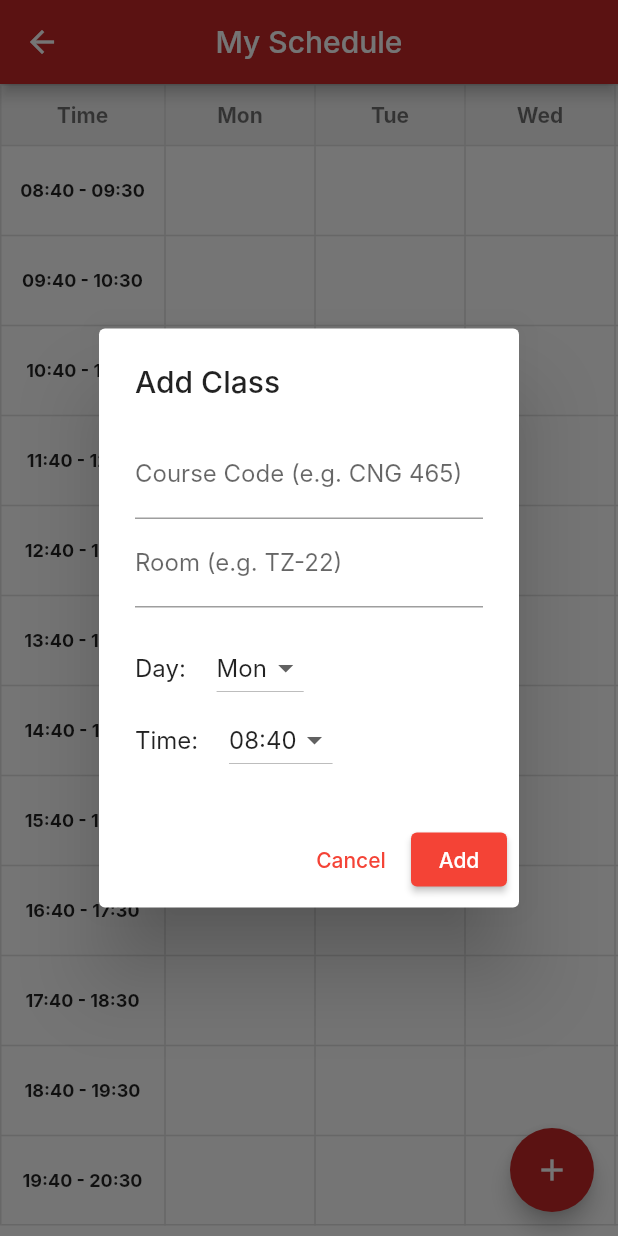
After one commit to arishaahmad/study-mate-application, a Flutter app: the ScheduleScreen screen opened directly, after a tap on the "add" icon, on a phone screen of 412 x 824 dp. The commit adds this screen. Run offline on Flutter 3.47's test engine with Material 3 defaults, Android fonts, the phone set to English and light mode, and no system bars; our stand-ins replace supabase_flutter; accounts and stored records are empty; Roboto replaces fonts that are missing (Inter).

Commit message:
Added ClassTimetable

```diff
--- a/lib/screens/dashboard_screen.dart
+++ b/lib/screens/dashboard_screen.dart
@@ -2,7 +2,8 @@ import 'package:flutter/material.dart';
 import 'package:supabase_flutter/supabase_flutter.dart';
 import 'package:studymate/screens/signup_screen.dart';
 import 'package:studymate/screens/pomodoro_timer_screen.dart';
-import 'package:studymate/screens/todo_list_screen.dart'; // NEW: Import the ToDo List Screen
+import 'package:studymate/screens/todo_list_screen.dart';
+import 'package:studymate/screens/schedule_screen.dart'; // --- RE-ADDED IMPORT ---
 
 // Get the Supabase client instance (initialized in main.dart)
 final supabase = Supabase.instance.client;
@@ -111,7 +112,7 @@ class DashboardScreen extends StatelessWidget {
               shrinkWrap: true,
               physics: const NeverScrollableScrollPhysics(), // Important for SingleChildScrollView
               children: [
-                // Pomodoro Timer Card
+                // 1. Pomodoro Timer Card
                 _buildFeatureCard(
                   context,
                   title: 'Pomodoro Timer',
@@ -124,12 +125,25 @@ class DashboardScreen extends StatelessWidget {
                   },
                 ),
 
-                // UPDATED: To-Do List Card
+                // 2. Class Schedule Card (RE-ADDED)
+                _buildFeatureCard(
+                  context,
+                  title: 'Class Schedule',
+                  icon: Icons.calendar_month_outlined,
+                  color: Colors.teal, // Distinct Green/Teal color
+                  onTap: () {
+                    Navigator.of(context).push(
+                      MaterialPageRoute(builder: (context) => const ScheduleScreen()),
+                    );
+                  },
+                ),
+
+                // 3. To-Do List Card
                 _buildFeatureCard(
                   context,
                   title: 'To-Do List',
                   icon: Icons.checklist,
-                  color: Colors.blue.shade700, // Using blue for differentiation
+                  color: Colors.blue.shade700,
                   onTap: () {
                     Navigator.of(context).push(
                       MaterialPageRoute(builder: (context) => const ToDoListScreen()),
--- /dev/null
+++ b/lib/screens/schedule_screen.dart
@@ -0,0 +1,291 @@
+import 'package:flutter/material.dart';
+
+class ScheduleScreen extends StatefulWidget {
+  const ScheduleScreen({super.key});
+
+  @override
+  State<ScheduleScreen> createState() => _ScheduleScreenState();
+}
+
+class _ScheduleScreenState extends State<ScheduleScreen> {
+  // --- STATE VARIABLES ---
+
+  // This list stores the classes added by the user.
+  // Each item is a Map: {'day': 'Mon', 'time': '08:40 - 09:30', 'code': '...','room': '...'}
+  final List<Map<String, String>> _myClasses = [];
+
+  // Hardcoded Time Slots (Rows)
+  final List<String> _timeSlots = [
+    "08:40 - 09:30",
+    "09:40 - 10:30",
+    "10:40 - 11:30",
+    "11:40 - 12:30",
+    "12:40 - 13:30",
+    "13:40 - 14:30",
+    "14:40 - 15:30",
+    "15:40 - 16:30",
+    "16:40 - 17:30",
+    "17:40 - 18:30",
+    "18:40 - 19:30",
+    "19:40 - 20:30",
+  ];
+
+  // Hardcoded Days (Columns)
+  final List<String> _days = ["Mon", "Tue", "Wed", "Thu", "Fri", "Sat", "Sun"];
+
+  // --- UI BUILDER ---
+  @override
+  Widget build(BuildContext context) {
+    return Scaffold(
+      appBar: AppBar(
+        title: const Text("My Schedule"),
+        backgroundColor: Theme.of(context).primaryColor,
+        foregroundColor: Colors.white,
+        centerTitle: true,
+      ),
+      // Floating Button to Add Classes
+      floatingActionButton: FloatingActionButton(
+        onPressed: _showAddClassDialog,
+        backgroundColor: Theme.of(context).primaryColor,
+        child: const Icon(Icons.add, color: Colors.white),
+      ),
+      body: Container(
+        color: Colors.white,
+        // Scroll 1: Vertical (Time)
+        child: SingleChildScrollView(
+          scrollDirection: Axis.vertical,
+          child: Column(
+            children: [
+              // Scroll 2: Horizontal (Days)
+              SingleChildScrollView(
+                scrollDirection: Axis.horizontal,
+                child: Table(
+                  // Column Widths: Time is wider (110), Days are 100
+                  columnWidths: const {
+                    0: FixedColumnWidth(110),
+                    1: FixedColumnWidth(100),
+                    2: FixedColumnWidth(100),
+                    3: FixedColumnWidth(100),
+                    4: FixedColumnWidth(100),
+                    5: FixedColumnWidth(100),
+                    6: FixedColumnWidth(100),
+                    7: FixedColumnWidth(100),
+                  },
+                  border: TableBorder.all(color: Colors.grey.shade300),
+                  defaultVerticalAlignment: TableCellVerticalAlignment.middle,
+                  children: [
+                    // 1. HEADER ROW (Days)
+                    TableRow(
+                      decoration: BoxDecoration(color: Colors.grey.shade100),
+                      children: [
+                        _buildHeaderCell("Time"),
+                        ..._days.map((day) => _buildHeaderCell(day)),
+                      ],
+                    ),
+
+                    // 2. DATA ROWS (Time Slots)
+                    ..._timeSlots.asMap().entries.map((entry) {
+                      // int timeIndex = entry.key;
+                      String timeText = entry.value;
+
+                      return TableRow(
+                        children: [
+                          _buildTimeCell(timeText),
+                          // Create a cell for each day (Mon-Sun)
+                          ..._days.map((day) => _buildClassCell(day, timeText)),
+                        ],
+                      );
+                    }),
+                  ],
+                ),
+              ),
+              const SizedBox(height: 80), // Space for FAB
+            ],
+          ),
+        ),
+      ),
+    );
+  }
+
+  // --- WIDGET HELPERS ---
+
+  Widget _buildHeaderCell(String text) {
+    return Container(
+      padding: const EdgeInsets.symmetric(vertical: 12, horizontal: 4),
+      alignment: Alignment.center,
+      child: Text(
+        text,
+        style: const TextStyle(fontWeight: FontWeight.bold, color: Colors.black54),
+      ),
+    );
+  }
+
+  Widget _buildTimeCell(String text) {
+    return Container(
+      padding: const EdgeInsets.all(8),
+      alignment: Alignment.center,
+      child: Text(
+        text,
+        style: const TextStyle(fontWeight: FontWeight.bold, fontSize: 12, color: Colors.black87),
+      ),
+    );
+  }
+
+  Widget _buildClassCell(String day, String time) {
+    // Find if there is a class at this Day & Time
+    final classData = _myClasses.firstWhere(
+          (c) => c['day'] == day && c['time'] == time,
+      orElse: () => {}, // Return empty map if not found
+    );
+
+    if (classData.isEmpty) {
+      return const SizedBox(height: 60); // Empty cell
+    }
+
+    return GestureDetector(
+      onLongPress: () => _deleteClass(classData), // Option to delete on long press
+      child: Container(
+        height: 60,
+        margin: const EdgeInsets.all(2),
+        padding: const EdgeInsets.all(4),
+        decoration: BoxDecoration(
+            color: const Color(0xFF8BC34A), // Green color
+            borderRadius: BorderRadius.circular(4),
+            boxShadow: [
+              BoxShadow(color: Colors.black.withOpacity(0.1), blurRadius: 2, offset: const Offset(0, 1))
+            ]
+        ),
+        child: Column(
+          mainAxisAlignment: MainAxisAlignment.center,
+          children: [
+            Text(
+              classData['code'] ?? '',
+              textAlign: TextAlign.center,
+              maxLines: 1,
+              overflow: TextOverflow.ellipsis,
+              style: const TextStyle(fontWeight: FontWeight.bold, fontSize: 11, color: Colors.black),
+            ),
+            Text(
+              classData['room'] ?? '',
+              textAlign: TextAlign.center,
+              maxLines: 1,
+              overflow: TextOverflow.ellipsis,
+              style: const TextStyle(fontSize: 10, color: Colors.black87),
+            ),
+          ],
+        ),
+      ),
+    );
+  }
+
+  // --- LOGIC FUNCTIONS ---
+
+  void _deleteClass(Map<String, String> classData) {
+    showDialog(
+        context: context,
+        builder: (ctx) => AlertDialog(
+          title: const Text("Remove Class?"),
+          content: Text("Remove ${classData['code']} from schedule?"),
+          actions: [
+            TextButton(onPressed: () => Navigator.pop(ctx), child: const Text("Cancel")),
+            TextButton(
+                onPressed: () {
+                  setState(() {
+                    _myClasses.remove(classData);
+                  });
+                  Navigator.pop(ctx);
+                },
+                child: const Text("Remove", style: TextStyle(color: Colors.red))
+            ),
+          ],
+        )
+    );
+  }
+
+  void _showAddClassDialog() {
+    // Temporary variables to store form input
+    String selectedDay = _days[0];
+    String selectedTime = _timeSlots[0];
+    final codeController = TextEditingController();
+    final roomController = TextEditingController();
+
+    showDialog(
+      context: context,
+      builder: (context) {
+        // StatefulBuilder is needed to update Dropdowns inside the Dialog
+        return StatefulBuilder(
+            builder: (context, setDialogState) {
+              return AlertDialog(
+                title: const Text("Add Class"),
+                content: SingleChildScrollView(
+                  child: Column(
+                    mainAxisSize: MainAxisSize.min,
+                    children: [
+                      TextField(
+                        controller: codeController,
+                        decoration: const InputDecoration(labelText: "Course Code (e.g. CNG 465)"),
+                      ),
+                      TextField(
+                        controller: roomController,
+                        decoration: const InputDecoration(labelText: "Room (e.g. TZ-22)"),
+                      ),
+                      const SizedBox(height: 16),
+                      Row(
+                        children: [
+                          const Text("Day: "),
+                          const SizedBox(width: 16),
+                          DropdownButton<String>(
+                            value: selectedDay,
+                            items: _days.map((d) => DropdownMenuItem(value: d, child: Text(d))).toList(),
+                            onChanged: (val) => setDialogState(() => selectedDay = val!),
+                          ),
+                        ],
+                      ),
+                      Row(
+                        children: [
+                          const Text("Time: "),
+                          const SizedBox(width: 16),
+                          DropdownButton<String>(
+                            value: selectedTime,
+                            items: _timeSlots.map((t) => DropdownMenuItem(value: t, child: Text(t.split(' ')[0]))).toList(), // Show only start time for brevity
+                            onChanged: (val) => setDialogState(() => selectedTime = val!),
+                          ),
+                        ],
+                      ),
+                    ],
+                  ),
+                ),
+                actions: [
+                  TextButton(
+                    onPressed: () => Navigator.pop(context),
+                    child: const Text("Cancel"),
+                  ),
+                  ElevatedButton(
+                    onPressed: () {
+                      if (codeController.text.isNotEmpty) {
+                        // Save to the main state
+                        setState(() {
+                          // Remove any existing class in that slot first to avoid overlap (optional)
+                          _myClasses.removeWhere((c) => c['day'] == selectedDay && c['time'] == selectedTime);
+
+                          // Add new class
+                          _myClasses.add({
+                            'day': selectedDay,
+                            'time': selectedTime,
+                            'code': codeController.text,
+                            'room': roomController.text,
+                          });
+                        });
+                        Navigator.pop(context);
+                      }
+                    },
+                    child: const Text("Add"),
+                  ),
+                ],
+              );
+            }
+        );
+      },
+    );
+  }
+}
```
Also changed, not shown: pubspec.lock.
